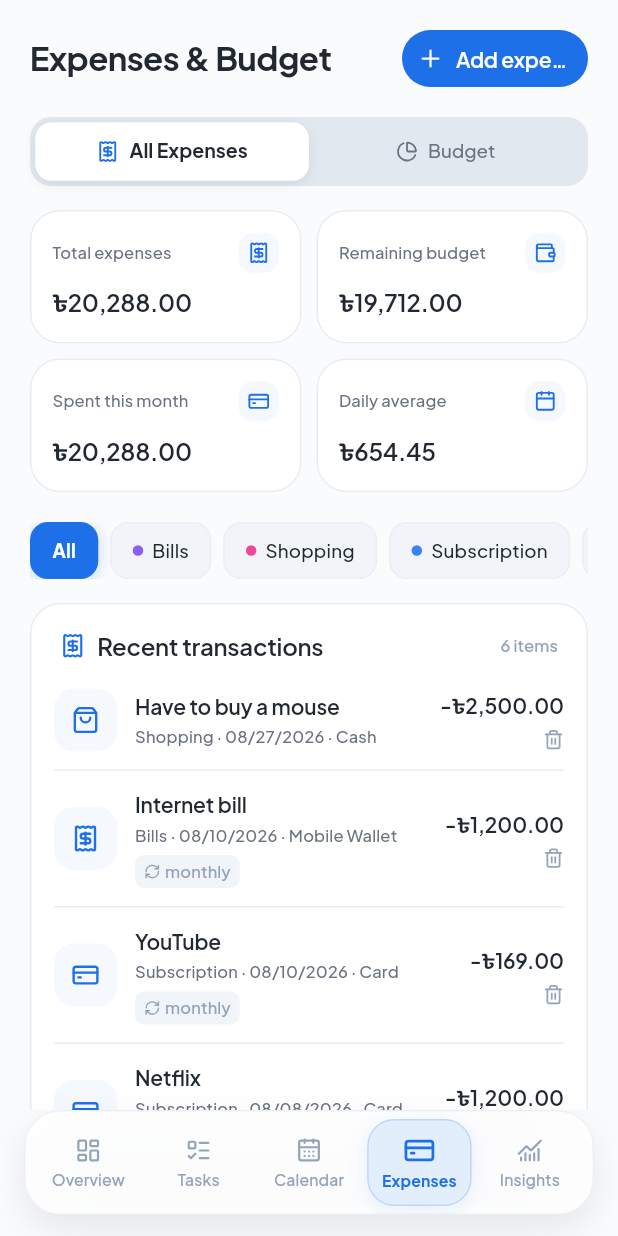
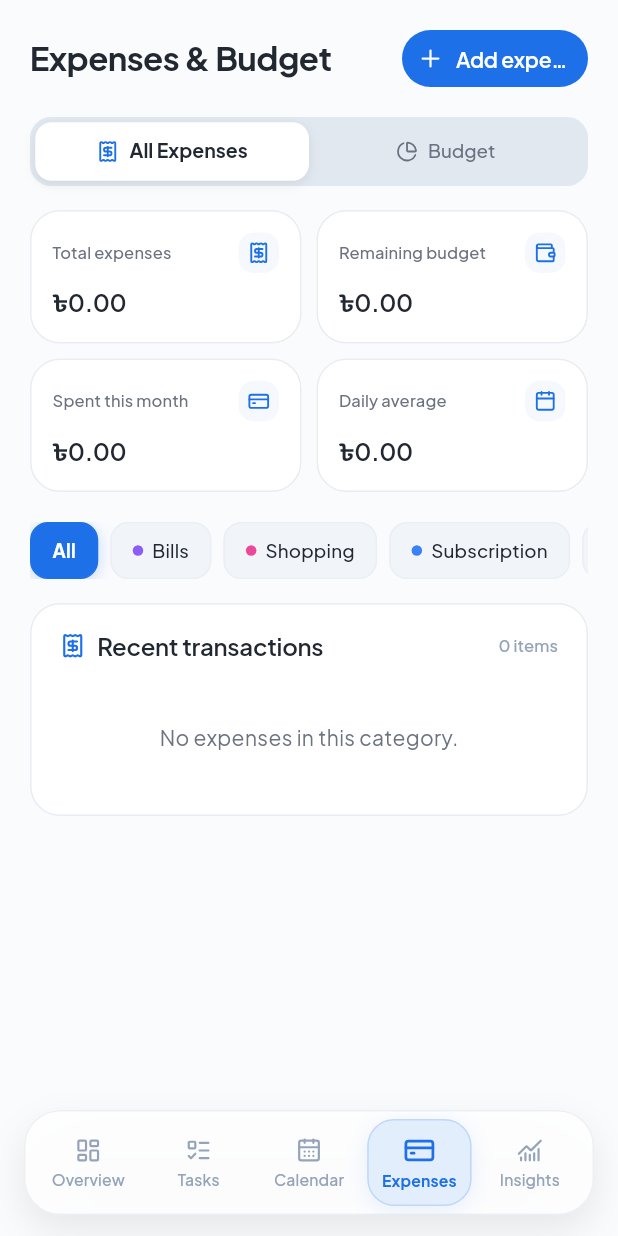
Before and after one commit to NavidZamanKhan/ZenFlow-Flutter, a Flutter app: the _DashboardShellBody screen opened directly, item 4 of the bottom bar chosen, on a phone screen of 412 x 824 dp. Run offline on Flutter 3.47's test engine with Material 3 defaults, Android fonts, the phone set to English and light mode, and no system bars; our stand-ins replace dio, equatable, flutter_bloc, flutter_lucide, flutter_secure_storage, google_fonts and 1 more; accounts and stored records are empty; network calls fail.

Commit message:
feat(sync): implement full bidirectional cloud sync with 0ms optimistic UI updates and light-speed SWR cache engine for tasks, events, and expenses

```diff
--- /dev/null
+++ b/lib/core/cache/client_cache.dart
@@ -0,0 +1,53 @@
+import 'dart:async';
+
+/// In-memory SWR (Stale-While-Revalidate) session cache with pub/sub reactivity.
+/// Provides 0ms instant data retrieval across tabs and screens.
+class ClientCache {
+  ClientCache._();
+  static final ClientCache instance = ClientCache._();
+
+  final Map<String, dynamic> _cache = {};
+  final Map<String, StreamController<dynamic>> _controllers = {};
+
+  /// Get cached data for a specific user-scoped key
+  T? get<T>(String key) {
+    final val = _cache[key];
+    if (val is T) return val;
+    return null;
+  }
+
+  /// Check if a key exists in cache
+  bool has(String key) => _cache.containsKey(key);
+
+  /// Store data in cache and notify all active subscribers
+  void set<T>(String key, T data) {
+    _cache[key] = data;
+    if (_controllers.containsKey(key)) {
+      _controllers[key]!.add(data);
+    }
+  }
+
+  /// Delete a specific key from cache
+  void delete(String key) {
+    _cache.remove(key);
+    if (_controllers.containsKey(key)) {
+      _controllers[key]!.add(null);
+    }
+  }
+
+  /// Clear all cached data (called on logout)
+  void clear() {
+    _cache.clear();
+    for (final controller in _controllers.values) {
+      controller.add(null);
+    }
+  }
+
+  /// Stream of cache updates for a specific key
+  Stream<T?> watch<T>(String key) {
+    if (!_controllers.containsKey(key)) {
+      _controllers[key] = StreamController<dynamic>.broadcast();
+    }
+    return _controllers[key]!.stream.map((val) => val is T ? val : null);
+  }
+}
--- a/lib/features/expenses/bloc/expenses_bloc.dart
+++ b/lib/features/expenses/bloc/expenses_bloc.dart
@@ -1,17 +1,21 @@
+import 'dart:async';
 import 'package:flutter_bloc/flutter_bloc.dart';
 
-import '../models/category_budget_item.dart';
+import '../../../core/cache/client_cache.dart';
 import '../models/expense_item.dart';
 import '../services/expenses_service.dart';
 import 'expenses_event.dart';
 import 'expenses_state.dart';
 
 class ExpensesBloc extends Bloc<ExpensesEvent, ExpensesState> {
+  static const String _cacheKey = 'expenses_list';
   final ExpensesService _service;
+  final ClientCache _cache;
 
-  ExpensesBloc({ExpensesService? service})
+  ExpensesBloc({ExpensesService? service, ClientCache? cache})
       : _service = service ?? ExpensesService(),
-        super(_initialState()) {
+        _cache = cache ?? ClientCache.instance,
+        super(_getInitialState(cache ?? ClientCache.instance)) {
     on<FetchExpenses>(_onFetchExpenses);
     on<AddExpense>(_onAddExpense);
     on<DeleteExpense>(_onDeleteExpense);
@@ -22,6 +26,16 @@ class ExpensesBloc extends Bloc<ExpensesEvent, ExpensesState> {
       (event, emit) => emit(state.copyWith(selectedCategory: event.category)),
     );
     on<UpdateBudget>(_onUpdateBudget);
+
+    add(FetchExpenses());
+  }
+
+  static ExpensesState _getInitialState(ClientCache cache) {
+    final cached = cache.get<List<ExpenseItem>>(_cacheKey);
+    return ExpensesState(
+      budgets: const [],
+      expenses: (cached != null && cached.isNotEmpty) ? cached : const [],
+    );
   }
 
   Future<void> _onFetchExpenses(
@@ -31,15 +45,14 @@ class ExpensesBloc extends Bloc<ExpensesEvent, ExpensesState> {
     try {
       final expenses = await _service.getExpenses();
       if (expenses.isNotEmpty) {
+        _cache.set(_cacheKey, expenses);
         final budgets = await _service.getBudget(expenses);
         emit(state.copyWith(
           expenses: expenses,
           budgets: budgets.isNotEmpty ? budgets : state.budgets,
         ));
       }
-    } catch (_) {
-      // Keep existing state if offline or token pending
-    }
+    } catch (_) {}
   }
 
   Future<void> _onAddExpense(
@@ -47,19 +60,30 @@ class ExpensesBloc extends Bloc<ExpensesEvent, ExpensesState> {
     Emitter<ExpensesState> emit,
   ) async {
     final previousExpenses = state.expenses;
-    emit(state.copyWith(expenses: [event.expense, ...state.expenses]));
+    final tempId = event.expense.id.startsWith('temp-')
+        ? event.expense.id
+        : 'temp-${DateTime.now().millisecondsSinceEpoch}';
+    final optimisticExpense = event.expense.copyWith(id: tempId);
 
+    // 1. Instant 0ms Optimistic UI update
+    final optimisticList = [optimisticExpense, ...state.expenses];
+    _cache.set(_cacheKey, optimisticList);
+    emit(state.copyWith(expenses: optimisticList));
+
+    // 2. Silent background network execution
     try {
-      final created = await _service.createExpense(event.expense);
+      final created = await _service.createExpense(optimisticExpense);
       final updatedList = state.expenses
-          .map((e) => e.id == event.expense.id ? created : e)
+          .map((e) => e.id == tempId ? created : e)
           .toList();
+      _cache.set(_cacheKey, updatedList);
       final updatedBudgets = await _service.getBudget(updatedList);
       emit(state.copyWith(
         expenses: updatedList,
         budgets: updatedBudgets.isNotEmpty ? updatedBudgets : state.budgets,
       ));
     } catch (_) {
+      _cache.set(_cacheKey, previousExpenses);
       emit(state.copyWith(expenses: previousExpenses));
     }
   }
@@ -69,18 +93,22 @@ class ExpensesBloc extends Bloc<ExpensesEvent, ExpensesState> {
     Emitter<ExpensesState> emit,
   ) async {
     final previousExpenses = state.expenses;
-    emit(state.copyWith(
-      expenses:
-          state.expenses.where((item) => item.id != event.expenseId).toList(),
-    ));
 
+    // 1. Instant 0ms Optimistic UI update
+    final optimisticList =
+        state.expenses.where((item) => item.id != event.expenseId).toList();
+    _cache.set(_cacheKey, optimisticList);
+    emit(state.copyWith(expenses: optimisticList));
+
+    // 2. Silent background network execution
     try {
       await _service.deleteExpense(event.expenseId);
-      final updatedBudgets = await _service.getBudget(state.expenses);
+      final updatedBudgets = await _service.getBudget(optimisticList);
       emit(state.copyWith(
         budgets: updatedBudgets.isNotEmpty ? updatedBudgets : state.budgets,
       ));
     } catch (_) {
+      _cache.set(_cacheKey, previousExpenses);
       emit(state.copyWith(expenses: previousExpenses));
     }
   }
@@ -105,78 +133,6 @@ class ExpensesBloc extends Bloc<ExpensesEvent, ExpensesState> {
         newAmount: event.amount,
         currentBudgets: updatedBudgets,
       );
-    } catch (_) {
-      // Keep optimistic UI
-    }
+    } catch (_) {}
   }
-
-  static ExpensesState _initialState() => ExpensesState(
-        budgets: const [
-          CategoryBudgetItem(category: 'Bills', budgetAmount: 20000, spentAmount: 16200),
-          CategoryBudgetItem(category: 'Shopping', budgetAmount: 5000, spentAmount: 2500),
-          CategoryBudgetItem(category: 'Food', budgetAmount: 10000, spentAmount: 0),
-          CategoryBudgetItem(category: 'Transportation', budgetAmount: 2000, spentAmount: 0),
-          CategoryBudgetItem(category: 'Entertainment', budgetAmount: 3000, spentAmount: 0),
-        ],
-        expenses: [
-          ExpenseItem(
-            id: '1',
-            title: 'Have to buy a mouse',
-            amount: 2500,
-            category: 'Shopping',
-            date: DateTime(2026, 8, 27),
-            paymentMethod: 'Cash',
-          ),
-          ExpenseItem(
-            id: '2',
-            title: 'Internet bill',
-            amount: 1200,
-            category: 'Bills',
-            date: DateTime(2026, 8, 10),
-            paymentMethod: 'Mobile Wallet',
-            isRecurring: true,
-            recurringInterval: 'monthly',
-          ),
-          ExpenseItem(
-            id: '3',
-            title: 'YouTube',
-            amount: 169,
-            category: 'Subscription',
-            date: DateTime(2026, 8, 10),
-            paymentMethod: 'Card',
-            isRecurring: true,
-            recurringInterval: 'monthly',
-          ),
-          ExpenseItem(
-            id: '4',
-            title: 'Netflix',
-            amount: 1200,
-            category: 'Subscription',
-            date: DateTime(2026, 8, 8),
-            paymentMethod: 'Card',
-            isRecurring: true,
-            recurringInterval: 'monthly',
-          ),
-          ExpenseItem(
-            id: '5',
-            title: 'Spotify',
-            amount: 219,
-            category: 'Subscription',
-            date: DateTime(2026, 8, 5),
-            paymentMethod: 'Card',
-            isRecurring: true,
-            recurringInterval: 'monthly',
-          ),
-          ExpenseItem(
-            id: '6',
-            title: 'Rent',
-            amount: 15000,
-            category: 'Bills',
-            date: DateTime(2026, 8, 5),
-            paymentMethod: 'Card',
-            isRecurring: true,
-            recurringInterval: 'monthly',
-          ),
-        ],
-      );
 }
```
Also changed, not shown: lib/features/calendar/bloc/calendar_bloc.dart (+45 -78 lines), lib/features/calendar/models/calendar_item.dart (+4 -3 lines), lib/features/calendar/services/calendar_service.dart (+7 -4 lines), lib/features/expenses/models/expense_item.dart (+7 -5 lines), lib/features/expenses/services/expenses_service.dart (+6 -6 lines), lib/features/tasks/bloc/tasks_bloc.dart (+69 -25 lines), lib/features/tasks/models/task_item.dart (+58 -9 lines), lib/features/tasks/services/tasks_service.dart (+28 -12 lines), lib/features/tasks/widgets/new_task_bottom_sheet.dart (+8 -7 lines).
